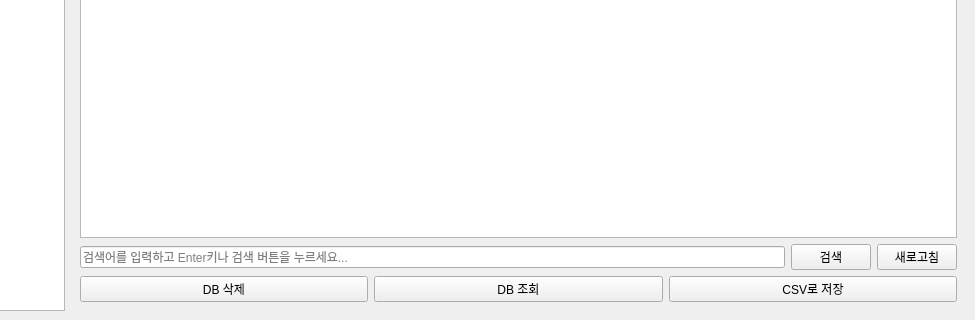
The window that MANAGER/source/BIGMACLAB_MANAGER_GUI.ui (yojun313/knpu) describes before a commit, drawn with Qt 5; both pictures show x 94 to 1069 and y 467 to 787 of the 1069 by 787 pixel window.
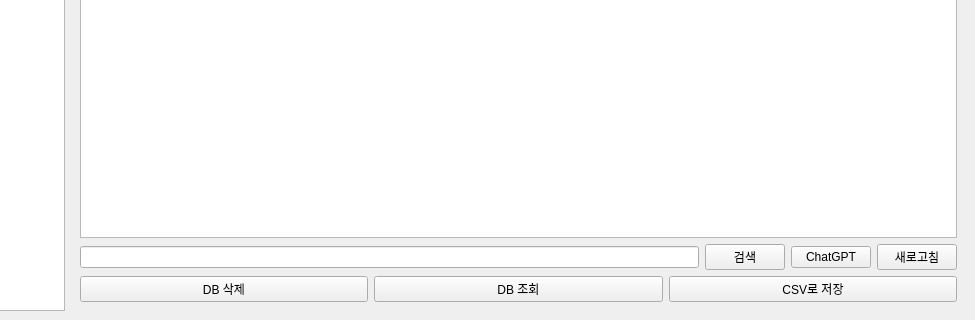
The same window after the commit.

Diff of the .ui file:
```diff
--- a/MANAGER/source/BIGMACLAB_MANAGER_GUI.ui
+++ b/MANAGER/source/BIGMACLAB_MANAGER_GUI.ui
@@ -80,9 +80,6 @@
          <layout class="QHBoxLayout" name="horizontalLayout_search">
           <item>
            <widget class="QLineEdit" name="database_searchDB_lineinput">
-            <property name="placeholderText">
-             <string>검색어를 입력하고 Enter키나 검색 버튼을 누르세요...</string>
-            </property>
            </widget>
           </item>
           <item>
@@ -92,6 +89,13 @@
             </property>
            </widget>
           </item>
+          <item>
+           <widget class="QPushButton" name="database_chatgpt_button">
+            <property name="text">
+             <string>ChatGPT</string>
+            </property>
+           </widget>
+          </item>
           <item>
            <widget class="QPushButton" name="database_refreshDB_button">
             <property name="text">
```
